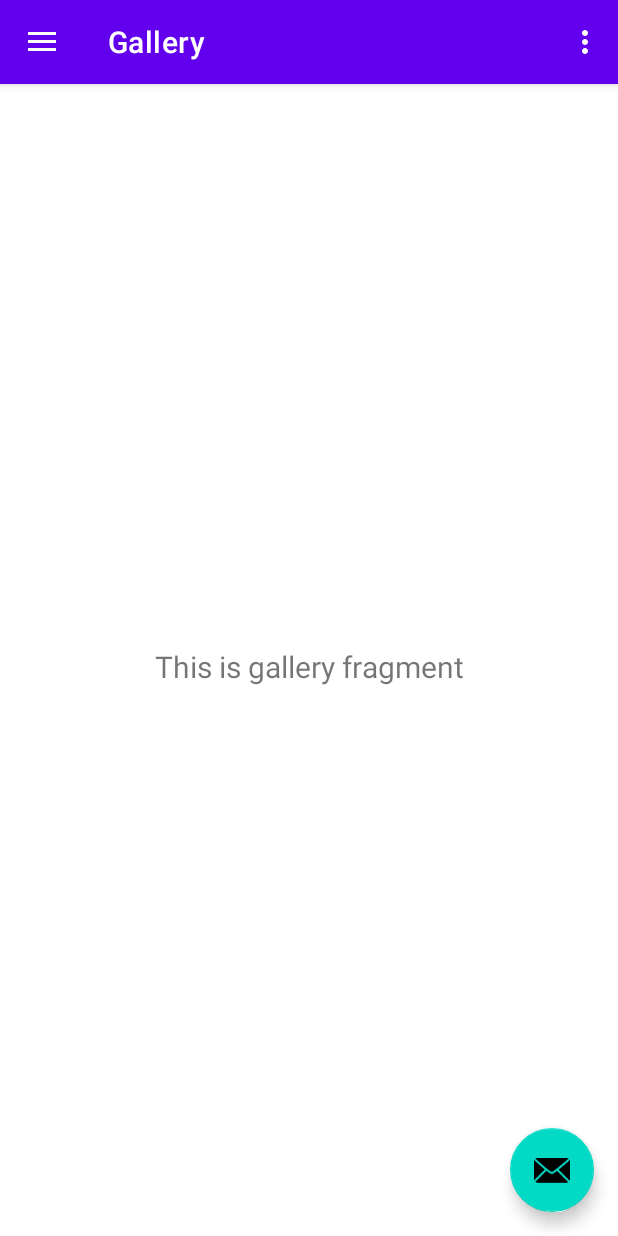
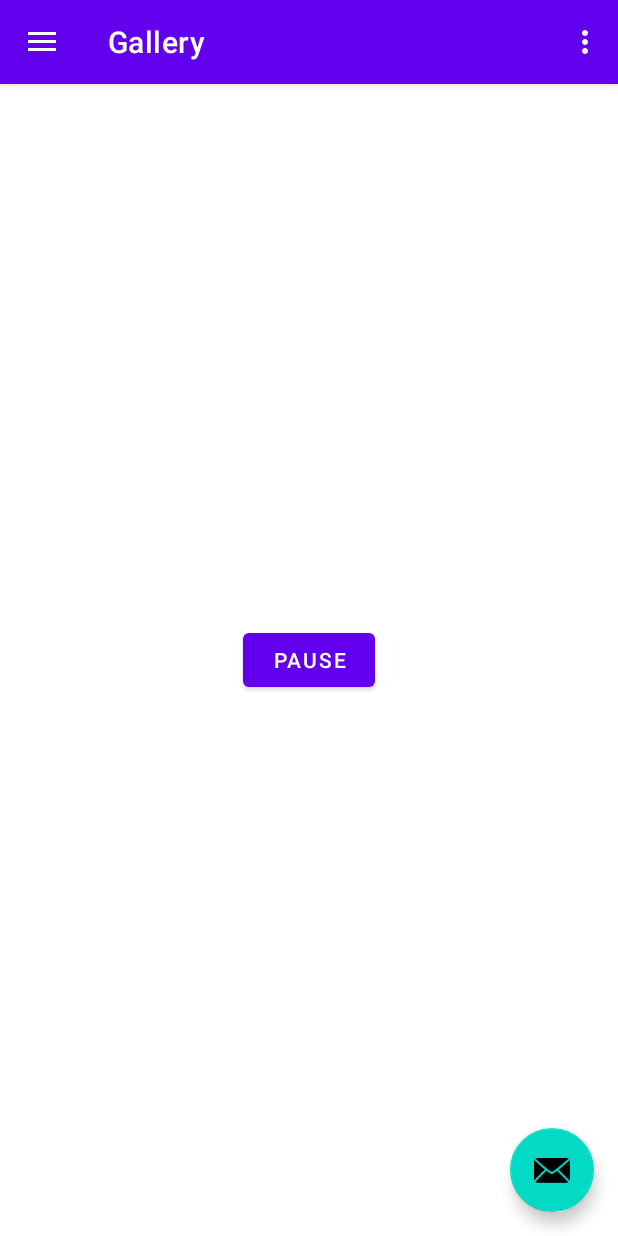
Before and after one commit to ChristopherRogers1991/ExerciseReminders, an Android app: the screen it shows after launch (MainActivity), in the side drawer, after a tap on "Gallery", on a phone screen of 412 x 824 dp. Run offline under Robolectric (Android 15) with nearby library versions, the phone set to English and light mode, and no system bars; our stand-ins replace navigation-ui.

Commit message:
Add preferences (pause)

```diff
--- a/app/src/main/AndroidManifest.xml
+++ b/app/src/main/AndroidManifest.xml
@@ -16,7 +16,7 @@
         android:theme="@style/Theme.ExerciseReminders"
         tools:targetApi="31">
         <receiver
-            android:name=".ExerciseAlarmReceiver"
+            android:name=".ExerciseAlarm"
             android:enabled="true"
             android:exported="true">
         </receiver>
--- a/app/src/main/java/nodo/crogers/exercisereminders/BootReceiver.java
+++ b/app/src/main/java/nodo/crogers/exercisereminders/BootReceiver.java
@@ -3,11 +3,12 @@ package nodo.crogers.exercisereminders;
 import android.content.BroadcastReceiver;
 import android.content.Context;
 import android.content.Intent;
-import android.util.Log;
 
 public class BootReceiver extends BroadcastReceiver {
     @Override
     public void onReceive(Context context, Intent intent) {
-        ExerciseAlarmReceiver.scheduleNext(context);
+        if (!PreferenceManager.getInstance(context).isPaused()) {
+            ExerciseAlarm.scheduleNext(context);
+        }
     }
 }
--- a/app/src/main/java/nodo/crogers/exercisereminders/ExerciseAlarmReceiver.java
+++ b/app/src/main/java/nodo/crogers/exercisereminders/ExerciseAlarm.java
@@ -1,8 +1,7 @@
 package nodo.crogers.exercisereminders;
 
+import android.annotation.SuppressLint;
 import android.app.AlarmManager;
-import android.app.Notification;
-import android.app.NotificationChannel;
 import android.app.NotificationManager;
 import android.app.PendingIntent;
 import android.content.BroadcastReceiver;
@@ -15,13 +14,15 @@ import java.util.Random;
 
 import nodo.crogers.exercisereminders.ui.home.ExercisesViewModel;
 
-public class ExerciseAlarmReceiver extends BroadcastReceiver {
+public class ExerciseAlarm extends BroadcastReceiver {
     private static final Random random = new Random();
 
     @Override
     public void onReceive(Context context, Intent intent) {
-        scheduleNext(context);
-        showNotification(context);
+            if (!PreferenceManager.getInstance(context).isPaused()) {
+                scheduleNext(context);
+                showNotification(context);
+            }
     }
 
     public static void showNotification(Context context) {
@@ -35,7 +36,7 @@ public class ExerciseAlarmReceiver extends BroadcastReceiver {
                 .setContentTitle("Exercise!") // title for notification
                 .setContentText(exercise)// message for notification
                 .setAutoCancel(false); // clear notification after click
-        Intent notificationIntent = new Intent(context, ExerciseAlarmReceiver.class);
+        Intent notificationIntent = new Intent(context, ExerciseAlarm.class);
         PendingIntent pi = PendingIntent.getActivity(
                 context, 0, notificationIntent, PendingIntent.FLAG_IMMUTABLE);
         notificationBuilder.setContentIntent(pi);
@@ -44,7 +45,7 @@ public class ExerciseAlarmReceiver extends BroadcastReceiver {
 
     public static void scheduleNext(Context context) {
         AlarmManager alarmManager = (AlarmManager) context.getSystemService(Context.ALARM_SERVICE);
-        Intent next = new Intent(context, ExerciseAlarmReceiver.class);
+        Intent next = new Intent(context, ExerciseAlarm.class);
         next.setAction("exercise");
         next.putExtra("key", "value");
         int requestCode = 0;
--- a/app/src/main/java/nodo/crogers/exercisereminders/MainActivity.java
+++ b/app/src/main/java/nodo/crogers/exercisereminders/MainActivity.java
@@ -77,7 +77,7 @@ public class MainActivity extends AppCompatActivity {
             notificationManager.createNotificationChannel(channel);
         }
 
-        ExerciseAlarmReceiver.scheduleNext(this);
+        ExerciseAlarm.scheduleNext(this);
     }
 
     @Override
--- /dev/null
+++ b/app/src/main/java/nodo/crogers/exercisereminders/PreferenceManager.java
@@ -0,0 +1,34 @@
+package nodo.crogers.exercisereminders;
+
+import android.content.Context;
+import android.content.SharedPreferences;
+
+public class PreferenceManager {
+
+    private static final String PAUSED = "paused";
+    private static PreferenceManager instance;
+    private static SharedPreferences sharedPreferences;
+
+    private PreferenceManager(Context context) {
+        sharedPreferences = context
+                .getSharedPreferences(
+                        "nodo.crogers.exercisereminders.settings",
+                        Context.MODE_PRIVATE);
+    }
+
+    public static PreferenceManager getInstance(Context context) {
+        if (instance == null) {
+            instance = new PreferenceManager(context);
+        }
+        return instance;
+    }
+
+    public boolean isPaused() {
+        return sharedPreferences.getBoolean(PAUSED, false);
+    }
+
+    public void togglePaused() {
+        boolean isPaused = isPaused();
+        sharedPreferences.edit().putBoolean(PAUSED, !isPaused).apply();
+    }
+}
--- a/app/src/main/java/nodo/crogers/exercisereminders/ui/gallery/GalleryFragment.java
+++ /dev/null
@@ -1,37 +0,0 @@
-package nodo.crogers.exercisereminders.ui.gallery;
-
-import android.os.Bundle;
-import android.view.LayoutInflater;
-import android.view.View;
-import android.view.ViewGroup;
-import android.widget.TextView;
-
-import androidx.annotation.NonNull;
-import androidx.fragment.app.Fragment;
-import androidx.lifecycle.ViewModelProvider;
-
-import nodo.crogers.exercisereminders.databinding.FragmentGalleryBinding;
-
-public class GalleryFragment extends Fragment {
-
-    private FragmentGalleryBinding binding;
-
-    public View onCreateView(@NonNull LayoutInflater inflater,
-                             ViewGroup container, Bundle savedInstanceState) {
-        GalleryViewModel galleryViewModel =
-                new ViewModelProvider(this).get(GalleryViewModel.class);
-
-        binding = FragmentGalleryBinding.inflate(inflater, container, false);
-        View root = binding.getRoot();
-
-        final TextView textView = binding.textGallery;
-        galleryViewModel.getText().observe(getViewLifecycleOwner(), textView::setText);
-        return root;
-    }
-
-    @Override
-    public void onDestroyView() {
-        super.onDestroyView();
-        binding = null;
-    }
-}
--- /dev/null
+++ b/app/src/main/java/nodo/crogers/exercisereminders/ui/gallery/SettingsFragment.java
@@ -0,0 +1,54 @@
+package nodo.crogers.exercisereminders.ui.gallery;
+
+import android.content.Context;
+import android.os.Bundle;
+import android.view.LayoutInflater;
+import android.view.View;
+import android.view.ViewGroup;
+import android.widget.Button;
+
+import androidx.annotation.NonNull;
+import androidx.fragment.app.Fragment;
+import androidx.lifecycle.ViewModelProvider;
+
+import java.util.Objects;
+
+import nodo.crogers.exercisereminders.ExerciseAlarm;
+import nodo.crogers.exercisereminders.PreferenceManager;
+import nodo.crogers.exercisereminders.R;
+import nodo.crogers.exercisereminders.databinding.FragmentGalleryBinding;
+
+public class SettingsFragment extends Fragment {
+
+    private FragmentGalleryBinding binding;
+
+    public View onCreateView(@NonNull LayoutInflater inflater,
+                             ViewGroup container, Bundle savedInstanceState) {
+        SettingsViewModel settingsViewModel =
+                new ViewModelProvider(this).get(SettingsViewModel.class);
+
+        binding = FragmentGalleryBinding.inflate(inflater, container, false);
+        View root = binding.getRoot();
+
+        Context context = this.getContext();
+        PreferenceManager preferenceManager = PreferenceManager.getInstance(context);
+        Button pauseButton = root.findViewById(R.id.pauseButton);
+        Runnable setButtonText = () -> pauseButton.setText(preferenceManager.isPaused() ? "Resume" : "Pause");
+        setButtonText.run();
+        pauseButton.setOnClickListener(_view -> {
+            preferenceManager.togglePaused();
+            setButtonText.run();
+            if (!preferenceManager.isPaused()) {
+                ExerciseAlarm.scheduleNext(Objects.requireNonNull(context));
+            }
+        });
+
+        return root;
+    }
+
+    @Override
+    public void onDestroyView() {
+        super.onDestroyView();
+        binding = null;
+    }
+}
--- a/app/src/main/java/nodo/crogers/exercisereminders/ui/gallery/GalleryViewModel.java
+++ b/app/src/main/java/nodo/crogers/exercisereminders/ui/gallery/SettingsViewModel.java
@@ -4,11 +4,11 @@ import androidx.lifecycle.LiveData;
 import androidx.lifecycle.MutableLiveData;
 import androidx.lifecycle.ViewModel;
 
-public class GalleryViewModel extends ViewModel {
+public class SettingsViewModel extends ViewModel {
 
     private final MutableLiveData<String> mText;
 
-    public GalleryViewModel() {
+    public SettingsViewModel() {
         mText = new MutableLiveData<>();
         mText.setValue("This is gallery fragment");
     }
--- a/app/src/main/java/nodo/crogers/exercisereminders/ui/home/ExercisesFragment.java
+++ b/app/src/main/java/nodo/crogers/exercisereminders/ui/home/ExercisesFragment.java
@@ -1,18 +1,16 @@
 package nodo.crogers.exercisereminders.ui.home;
 
 import android.os.Bundle;
-import android.util.Log;
 import android.view.LayoutInflater;
 import android.view.View;
 import android.view.ViewGroup;
 import android.widget.Button;
-import android.widget.TextView;
 
 import androidx.annotation.NonNull;
 import androidx.fragment.app.Fragment;
 import androidx.lifecycle.ViewModelProvider;
 
-import nodo.crogers.exercisereminders.ExerciseAlarmReceiver;
+import nodo.crogers.exercisereminders.ExerciseAlarm;
 import nodo.crogers.exercisereminders.R;
 import nodo.crogers.exercisereminders.databinding.FragmentHomeBinding;
 
@@ -42,6 +40,6 @@ public class ExercisesFragment extends Fragment {
     }
 
     public void buttonClicked(View view) {
-        ExerciseAlarmReceiver.showNotification(view.getContext());
+        ExerciseAlarm.showNotification(view.getContext());
     }
 }
--- a/app/src/main/res/layout/fragment_gallery.xml
+++ b/app/src/main/res/layout/fragment_gallery.xml
@@ -4,17 +4,13 @@
     xmlns:tools="http://schemas.android.com/tools"
     android:layout_width="match_parent"
     android:layout_height="match_parent"
-    tools:context=".ui.gallery.GalleryFragment">
+    tools:context=".ui.gallery.SettingsFragment">
 
-    <TextView
-        android:id="@+id/text_gallery"
-        android:layout_width="match_parent"
+    <Button
+        android:id="@+id/pauseButton"
+        android:layout_width="wrap_content"
         android:layout_height="wrap_content"
-        android:layout_marginStart="8dp"
-        android:layout_marginTop="8dp"
-        android:layout_marginEnd="8dp"
-        android:textAlignment="center"
-        android:textSize="20sp"
+        android:text="Pause"
         app:layout_constraintBottom_toBottomOf="parent"
         app:layout_constraintEnd_toEndOf="parent"
         app:layout_constraintStart_toStartOf="parent"
--- a/app/src/main/res/layout/fragment_home.xml
+++ b/app/src/main/res/layout/fragment_home.xml
@@ -11,9 +11,10 @@
         android:layout_width="wrap_content"
         android:layout_height="wrap_content"
         android:onClick="buttonClicked"
-        android:text="Button"
+        android:text="Show Notification"
         app:layout_constraintBottom_toBottomOf="parent"
         app:layout_constraintEnd_toEndOf="parent"
         app:layout_constraintStart_toStartOf="parent"
         app:layout_constraintTop_toTopOf="parent" />
+
 </androidx.constraintlayout.widget.ConstraintLayout>
--- a/app/src/main/res/navigation/mobile_navigation.xml
+++ b/app/src/main/res/navigation/mobile_navigation.xml
@@ -13,7 +13,7 @@
 
     <fragment
         android:id="@+id/nav_gallery"
-        android:name="nodo.crogers.exercisereminders.ui.gallery.GalleryFragment"
+        android:name="nodo.crogers.exercisereminders.ui.gallery.SettingsFragment"
         android:label="@string/menu_gallery"
         tools:layout="@layout/fragment_gallery" />
 
```
